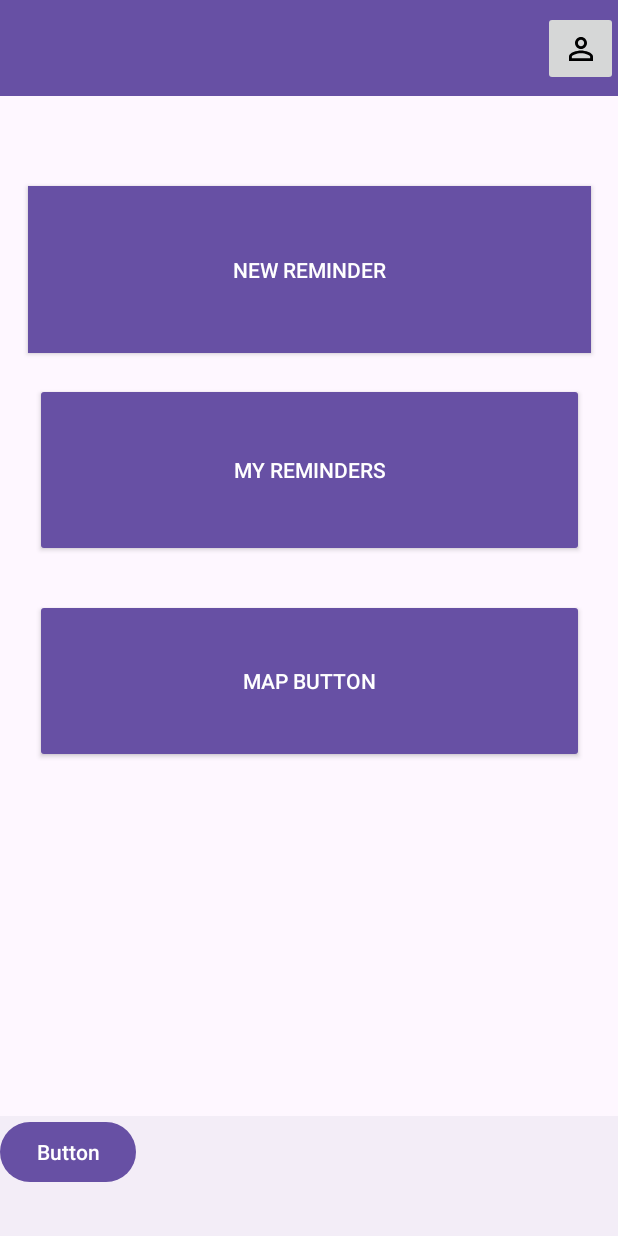
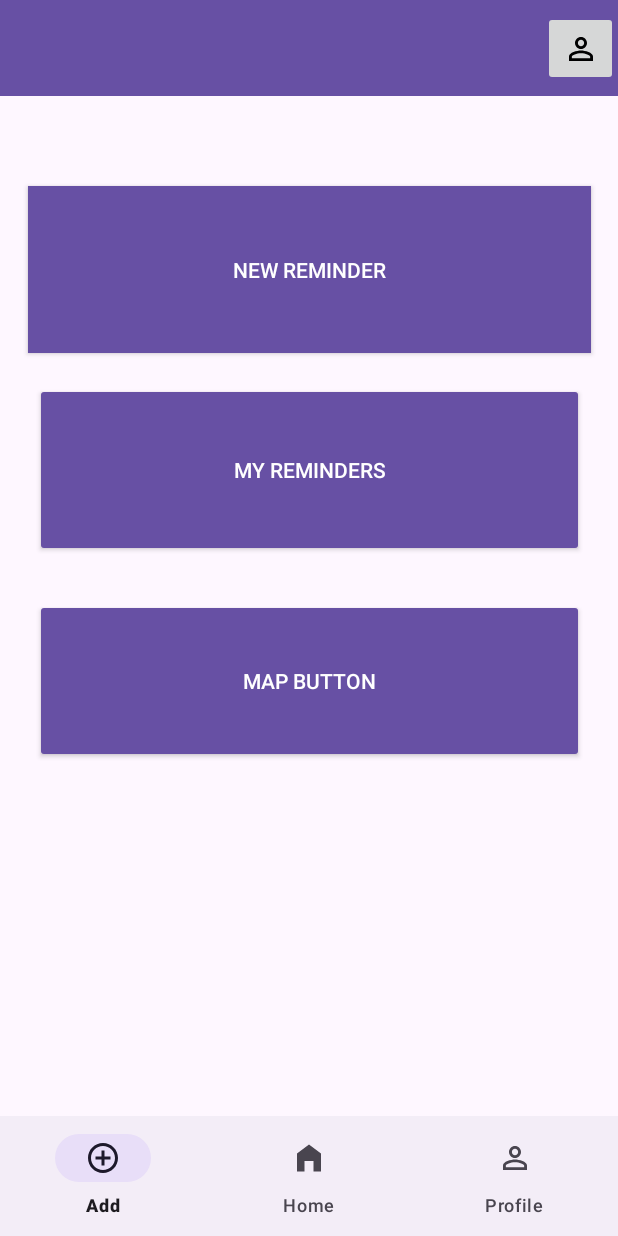
Before and after one commit to MarkHarrison03/CS4084Project, an Android app: the Navbar screen opened directly, with no data from a screen before it, on a phone screen of 412 x 824 dp. Run offline under Robolectric (Android 15) with nearby library versions, the phone set to English and light mode, and no system bars; 1 statement that could not run was skipped.

Commit message:
navbar done

```diff
--- a/app/src/main/AndroidManifest.xml
+++ b/app/src/main/AndroidManifest.xml
@@ -61,6 +61,9 @@
             android:name=".NewReminderActivity"
             android:exported="false" />
         <activity
+            android:name=".ViewReminderActivity"
+            android:exported="false" />
+        <activity
             android:name=".MainActivity"
 
             android:exported="true" >
--- a/app/src/main/java/com/example/reminderapp/Login.java
+++ b/app/src/main/java/com/example/reminderapp/Login.java
@@ -78,7 +78,7 @@ public class Login extends AppCompatActivity {
                                     currentUser.setCurrentUserEmail(email);
                                     Toast.makeText(Login.this, "Authentication success.",
                                             Toast.LENGTH_SHORT).show();
-                                    Intent intent = new Intent(getApplicationContext(), MainActivity.class);
+                                    Intent intent = new Intent(getApplicationContext(), ViewReminderActivity.class);
                                     startActivity(intent);
                                     String uid = mAuth.getCurrentUser().getUid();
                                     Singleton.getInstance().setCurrentUserId(uid);
--- a/app/src/main/java/com/example/reminderapp/Navbar.java
+++ b/app/src/main/java/com/example/reminderapp/Navbar.java
@@ -1,64 +1,41 @@
- package com.example.reminderapp;
+package com.example.reminderapp;
 
+import android.content.Intent;
 import android.os.Bundle;
-
-import androidx.fragment.app.Fragment;
-
 import android.view.LayoutInflater;
+import android.view.MenuItem;
 import android.view.View;
 import android.view.ViewGroup;
+import androidx.annotation.NonNull;
+import androidx.annotation.Nullable;
+import androidx.fragment.app.Fragment;
+import com.google.android.material.bottomnavigation.BottomNavigationView;
 
-/**
- * A simple {@link Fragment} subclass.
- * Use the {@link Navbar#newInstance} factory method to
- * create an instance of this fragment.
- */
 public class Navbar extends Fragment {
 
-    // TODO: Rename parameter arguments, choose names that match
-    // the fragment initialization parameters, e.g. ARG_ITEM_NUMBER
-    private static final String ARG_PARAM1 = "param1";
-    private static final String ARG_PARAM2 = "param2";
+    @Nullable
+    @Override
+    public View onCreateView(@NonNull LayoutInflater inflater, @Nullable ViewGroup container, @Nullable Bundle savedInstanceState) {
+        View view = inflater.inflate(R.layout.fragment_navbar, container, false);
 
-    // TODO: Rename and change types of parameters
-    private String mParam1;
-    private String mParam2;
+        BottomNavigationView bottomNavigationView = view.findViewById(R.id.bottomNavigationView);
+        bottomNavigationView.setOnNavigationItemSelectedListener(new BottomNavigationView.OnNavigationItemSelectedListener() {
+            @Override
+            public boolean onNavigationItemSelected(@NonNull MenuItem item) {
+                if (item.getItemId() == R.id.add) {
+                    startActivity(new Intent(getActivity(), NewReminderActivity.class));
+                    return true;
+                } else if (item.getItemId() == R.id.home) {
+                    startActivity(new Intent(getActivity(), MainActivity.class));
+                    return true;
+                } else if (item.getItemId() == R.id.profile) {
+                    startActivity(new Intent(getActivity(), ProfileActivity.class));
+                    return true;
+                }
+                return false;
+            }
+        });
 
-    public Navbar() {
-        // Required empty public constructor
-    }
-
-    /**
-     * Use this factory method to create a new instance of
-     * this fragment using the provided parameters.
-     *
-     * @param param1 Parameter 1.
-     * @param param2 Parameter 2.
-     * @return A new instance of fragment Navbar.
-     */
-    // TODO: Rename and change types and number of parameters
-    public static Navbar newInstance(String param1, String param2) {
-        Navbar fragment = new Navbar();
-        Bundle args = new Bundle();
-        args.putString(ARG_PARAM1, param1);
-        args.putString(ARG_PARAM2, param2);
-        fragment.setArguments(args);
-        return fragment;
-    }
-
-    @Override
-    public void onCreate(Bundle savedInstanceState) {
-        super.onCreate(savedInstanceState);
-        if (getArguments() != null) {
-            mParam1 = getArguments().getString(ARG_PARAM1);
-            mParam2 = getArguments().getString(ARG_PARAM2);
-        }
-    }
-
-    @Override
-    public View onCreateView(LayoutInflater inflater, ViewGroup container,
-                             Bundle savedInstanceState) {
-        // Inflate the layout for this fragment
-        return inflater.inflate(R.layout.fragment_navbar, container, false);
+        return view;
     }
 }
--- a/app/src/main/java/com/example/reminderapp/Reminder.java
+++ b/app/src/main/java/com/example/reminderapp/Reminder.java
@@ -38,6 +38,7 @@ public class Reminder {
         this.dateInput = LocalDateTime.now();
         String email = Singleton.getInstance().getUserEmail();
     }
+
 
     public LocalDateTime getDateInput() {
         return dateInput;
--- a/app/src/main/java/com/example/reminderapp/ViewReminderActivity.java
+++ b/app/src/main/java/com/example/reminderapp/ViewReminderActivity.java
@@ -32,13 +32,14 @@ public class ViewReminderActivity extends AppCompatActivity {
             FirebaseApp.initializeApp(this);
             FirebaseDatabase database = FirebaseDatabase.getInstance("https://cs4084project-6f69d-default-rtdb.europe-west1.firebasedatabase.app/");
             DatabaseReference mRemindersRef = database.getReference("reminders");
-
+            System.out.println("HELLO FROM VIEW REMINDERS");
             mRemindersRef.addValueEventListener(new ValueEventListener() {
 
                 public void onDataChange(@NonNull DataSnapshot dataSnapshot) {
                     List<Reminder> reminders = new ArrayList<>();
                     for (DataSnapshot snapshot : dataSnapshot.getChildren()) {
                         Reminder reminder = snapshot.getValue(Reminder.class);
+                        System.out.println(reminder);
                         if (reminder != null) {
                             reminders.add(reminder);
                         }
--- /dev/null
+++ b/app/src/main/res/drawable/baseline_home_filled_24.xml
@@ -0,0 +1,5 @@
+<vector xmlns:android="http://schemas.android.com/apk/res/android" android:height="24dp" android:tint="#000000" android:viewportHeight="24" android:viewportWidth="24" android:width="24dp">
+
+    <path android:fillColor="@android:color/white" android:pathData="M12,3L4,9v12h5v-7h6v7h5V9z"/>
+
+</vector>
--- a/app/src/main/res/layout/fragment_navbar.xml
+++ b/app/src/main/res/layout/fragment_navbar.xml
@@ -9,11 +9,12 @@
     <!-- TODO: Update blank fragment layout -->
 
     <FrameLayout
-        android:layout_width="match_parent"
-        android:layout_height="match_parent"
+        android:layout_width="0dp"
+        android:layout_height="0dp"
         app:layout_constraintBottom_toTopOf="@+id/bottomNavigationView"
         app:layout_constraintEnd_toEndOf="parent"
-        app:layout_constraintStart_toStartOf="parent">
+        app:layout_constraintStart_toStartOf="parent"
+        app:layout_constraintTop_toTopOf="parent">
 
     </FrameLayout>
 
@@ -23,14 +24,8 @@
         android:layout_height="wrap_content"
         app:layout_constraintBottom_toBottomOf="parent"
         app:layout_constraintEnd_toEndOf="parent"
-        app:layout_constraintStart_toStartOf="parent" >
-
-        <Button
-            android:id="@+id/button2"
-            android:layout_width="wrap_content"
-            android:layout_height="wrap_content"
-            android:text="Button" />
-    </com.google.android.material.bottomnavigation.BottomNavigationView>
+        app:layout_constraintStart_toStartOf="parent"
+        app:menu="@menu/bottom_nav_menu"/>
 
 
 </androidx.constraintlayout.widget.ConstraintLayout>
--- /dev/null
+++ b/app/src/main/res/menu/bottom_nav_menu.xml
@@ -0,0 +1,13 @@
+<?xml version="1.0" encoding="utf-8"?>
+<menu xmlns:android="http://schemas.android.com/apk/res/android">
+
+    <item android:title="Add"
+        android:id="@+id/add"
+        android:icon="@drawable/baseline_add_circle_outline_24"/>
+    <item android:title="Home"
+        android:id="@+id/home"
+        android:icon="@drawable/baseline_home_filled_24"/>
+    <item android:title="Profile"
+        android:id="@+id/profile"
+        android:icon="@drawable/profile_icon"/>
+</menu>
```
Also changed, not shown: app/src/main/res/layout/activity_view_reminder.xml (+8 -0 lines). Lines whose indentation alone changed are shown as unchanged.
